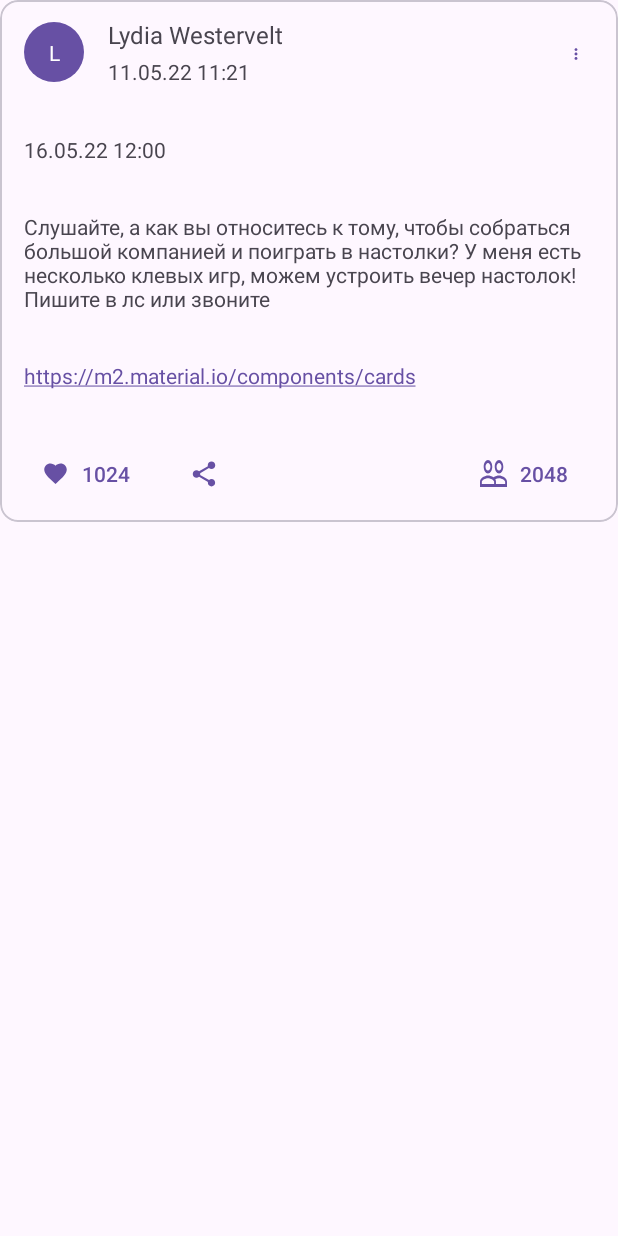
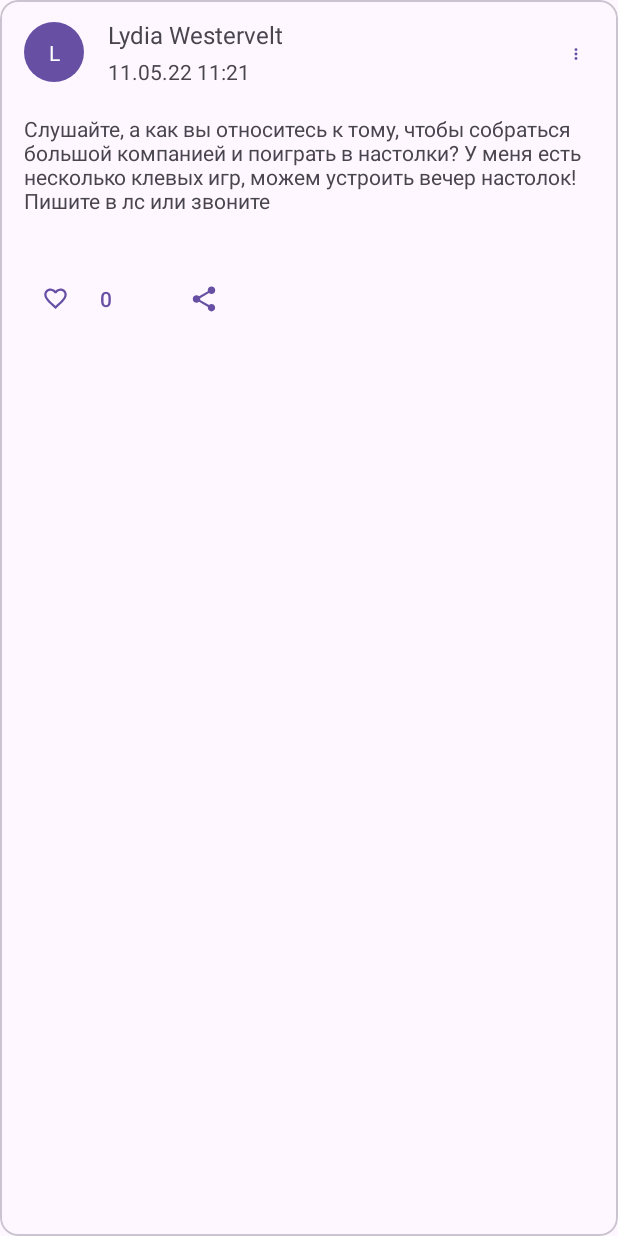
Before and after one commit to LebedevSergeyVach/EltexSocialMedia, an Android app: the screen it shows after launch (MainActivity), on a phone screen of 412 x 824 dp. Run offline under Robolectric (Android 15) with nearby library versions, the phone set to English and light mode, and no system bars.

Commit message:
Main: Add data.Post.kt & utils.ContextExtensions.kt & update MainActivity.kr (Realization ViewBinding)

```diff
--- a/app/src/main/java/com/eltex/androidschool/MainActivity.kt
+++ b/app/src/main/java/com/eltex/androidschool/MainActivity.kt
@@ -1,69 +1,80 @@
 package com.eltex.androidschool
 
+import android.annotation.SuppressLint
 import android.os.Bundle
-import android.util.TypedValue
-import android.view.Gravity
-import android.widget.TextView
 import androidx.activity.enableEdgeToEdge
 import androidx.appcompat.app.AppCompatActivity
 import androidx.core.view.ViewCompat
 import androidx.core.view.WindowInsetsCompat
 
+import com.eltex.androidschool.databinding.PostCardOption1Binding
+
+import com.eltex.androidschool.data.Post
+import com.eltex.androidschool.utils.toast
+
 class MainActivity : AppCompatActivity() {
-    private lateinit var author: TextView
-    private lateinit var avatar: TextView
-    private lateinit var dataPublication: TextView
-    private lateinit var optionConducting: TextView
-    private lateinit var dataEvent: TextView
-    private lateinit var content: TextView
-    private lateinit var link: TextView
-    private lateinit var like: TextView
-    private lateinit var peoples: TextView
-
     override fun onCreate(savedInstanceState: Bundle?) {
         super.onCreate(savedInstanceState)
         enableEdgeToEdge()
-        setContentView(R.layout.event_card_option_1)
-        ViewCompat.setOnApplyWindowInsetsListener(findViewById(R.id.main)) { v, insets ->
+
+        var post = Post(
+            content = getString(R.string.testContent),
+            author = getString(R.string.testAuthor),
+            published = getString(R.string.testPublished),
+        )
+
+        val binding = PostCardOption1Binding.inflate(layoutInflater)
+
+        setContentView(binding.root)
+
+        bindingPost(binding, post)
+
+        binding.like.setOnClickListener {
+            post = post.copy(likeByMe = !post.likeByMe)
+            bindingPost(binding, post)
+        }
+
+        applyInsets()
+    }
+
+    @SuppressLint("SetTextI18n")
+    private fun bindingPost(
+        binding: PostCardOption1Binding,
+        post: Post
+    ) {
+        binding.author.text = post.author
+        binding.content.text = post.content
+        binding.published.text = post.published
+        binding.initial.text = post.author.take(1)
+
+        binding.menu.setOnClickListener {
+            toast(R.string.not_implemented)
+        }
+
+        binding.share.setOnClickListener {
+            toast(R.string.not_implemented, false)
+        }
+
+        binding.like.setIconResource(
+            if (post.likeByMe) {
+                R.drawable.ic_favorite_24
+            } else {
+                R.drawable.ic_favorite_border_24
+            }
+        )
+        binding.like.text = if (post.likeByMe) {
+            1
+        } else {
+            0
+        }
+            .toString()
+    }
+
+    private fun applyInsets() {
+        ViewCompat.setOnApplyWindowInsetsListener(findViewById(android.R.id.content)) { v, insets ->
             val systemBars = insets.getInsets(WindowInsetsCompat.Type.systemBars())
             v.setPadding(systemBars.left, systemBars.top, systemBars.right, systemBars.bottom)
-            insets
+            WindowInsetsCompat.CONSUMED
         }
-
-        author = findViewById(R.id.author)
-        avatar = findViewById(R.id.authorInitials)
-        dataPublication = findViewById(R.id.dataPlacement)
-        optionConducting = findViewById(R.id.optionConducting)
-        dataEvent = findViewById(R.id.dataEvent)
-        content = findViewById(R.id.content)
-        link = findViewById(R.id.link)
-        like = findViewById(R.id.like)
-        peoples = findViewById(R.id.peoples)
-
-        textDisplayView(author, R.string.testAuthor)
-        textDisplayView(avatar, R.string.testAvatar)
-        textDisplayView(dataPublication, R.string.testDataPlacement)
-        textDisplayView(dataEvent, R.string.testDataEvent)
-        textDisplayView(content, R.string.testContent)
-        textDisplayView(link, R.string.testLink)
-        textDisplayView(like, R.string.testLike)
-        textDisplayView(peoples, R.string.testPeoples)
-    }
-
-
-    private fun textDisplayView(textView: TextView, stringIdText: Int) {
-        textView.text = getString(stringIdText)
-    }
-
-    private fun textDisplayView(
-        textView: TextView,
-        stringIdText: Int,
-        colorIdText: Int,
-        textSize: Int
-    ) {
-        textView.text = getString(stringIdText)
-        textView.setTextSize(TypedValue.COMPLEX_UNIT_SP, textSize.toFloat())
-        textView.setTextColor(resources.getColor(colorIdText))
-        textView.gravity = Gravity.CENTER
     }
 }
--- /dev/null
+++ b/app/src/main/java/com/eltex/androidschool/data/Post.kt
@@ -0,0 +1,9 @@
+package com.eltex.androidschool.data
+
+data class Post(
+    val id: Long = 0L,
+    val content: String = "",
+    val author: String = "",
+    val published: String = "",
+    val likeByMe: Boolean = false,
+)
--- a/app/src/main/res/drawable/ic_favorite_24.xml
+++ b/app/src/main/res/drawable/ic_favorite_24.xml
@@ -1,5 +1,11 @@
-<vector xmlns:android="http://schemas.android.com/apk/res/android" android:height="24dp" android:tint="#000000" android:viewportHeight="24" android:viewportWidth="24" android:width="24dp">
+<vector xmlns:android="http://schemas.android.com/apk/res/android"
+    android:width="24dp"
+    android:height="24dp"
+    android:tint="#000000"
+    android:viewportWidth="24"
+    android:viewportHeight="24">
 
-    <path android:fillColor="@android:color/white" android:pathData="M12,21.35l-1.45,-1.32C5.4,15.36 2,12.28 2,8.5 2,5.42 4.42,3 7.5,3c1.74,0 3.41,0.81 4.5,2.09C13.09,3.81 14.76,3 16.5,3 19.58,3 22,5.42 22,8.5c0,3.78 -3.4,6.86 -8.55,11.54L12,21.35z"/>
-
+    <path
+        android:fillColor="@android:color/white"
+        android:pathData="M12,21.35l-1.45,-1.32C5.4,15.36 2,12.28 2,8.5 2,5.42 4.42,3 7.5,3c1.74,0 3.41,0.81 4.5,2.09C13.09,3.81 14.76,3 16.5,3 19.58,3 22,5.42 22,8.5c0,3.78 -3.4,6.86 -8.55,11.54L12,21.35z" />
 </vector>
--- /dev/null
+++ b/app/src/main/res/drawable/ic_favorite_border_24.xml
@@ -0,0 +1,11 @@
+<vector xmlns:android="http://schemas.android.com/apk/res/android"
+    android:width="24dp"
+    android:height="24dp"
+    android:tint="#000000"
+    android:viewportWidth="24"
+    android:viewportHeight="24">
+
+    <path
+        android:fillColor="@android:color/white"
+        android:pathData="M16.5,3c-1.74,0 -3.41,0.81 -4.5,2.09C10.91,3.81 9.24,3 7.5,3 4.42,3 2,5.42 2,8.5c0,3.78 3.4,6.86 8.55,11.54L12,21.35l1.45,-1.32C18.6,15.36 22,12.28 22,8.5 22,5.42 19.58,3 16.5,3zM12.1,18.55l-0.1,0.1 -0.1,-0.1C7.14,14.24 4,11.39 4,8.5 4,6.5 5.5,5 7.5,5c1.54,0 3.04,0.99 3.57,2.36h1.87C13.46,5.99 14.96,5 16.5,5c2,0 3.5,1.5 3.5,3.5 0,2.89 -3.14,5.74 -7.9,10.05z" />
+</vector>
--- a/app/src/main/res/layout/event_card_option_1.xml
+++ b/app/src/main/res/layout/event_card_option_1.xml
@@ -2,14 +2,13 @@
 <com.google.android.material.card.MaterialCardView xmlns:android="http://schemas.android.com/apk/res/android"
     xmlns:app="http://schemas.android.com/apk/res-auto"
     xmlns:tools="http://schemas.android.com/tools"
+
     android:layout_width="match_parent"
     android:layout_height="wrap_content">
 
     <androidx.constraintlayout.widget.ConstraintLayout
-        android:id="@+id/main"
-
         android:layout_width="match_parent"
-        android:layout_height="match_parent"
+        android:layout_height="wrap_content"
 
         android:layout_marginStart="16dp"
         android:layout_marginTop="12dp"
@@ -27,12 +26,12 @@
             android:importantForAccessibility="no"
             android:src="@drawable/avatar_background"
 
-            app:layout_constraintBottom_toBottomOf="@id/dataPlacement"
+            app:layout_constraintBottom_toBottomOf="@id/published"
             app:layout_constraintStart_toStartOf="parent"
             app:layout_constraintTop_toTopOf="@+id/author" />
 
         <TextView
-            android:id="@+id/authorInitials"
+            android:id="@+id/initial"
 
             android:layout_width="wrap_content"
             android:layout_height="wrap_content"
@@ -58,7 +57,7 @@
 
             android:textSize="@dimen/size_title_sp"
 
-            app:layout_constraintBottom_toTopOf="@id/dataPlacement"
+            app:layout_constraintBottom_toTopOf="@id/published"
             app:layout_constraintEnd_toStartOf="@id/menu"
             app:layout_constraintStart_toEndOf="@id/avatar"
             app:layout_constraintTop_toTopOf="parent"
@@ -66,7 +65,7 @@
             tools:text="@tools:sample/lorem[20]" />
 
         <TextView
-            android:id="@+id/dataPlacement"
+            android:id="@+id/published"
 
             android:layout_width="0dp"
             android:layout_height="wrap_content"
@@ -83,7 +82,7 @@
             app:layout_constraintStart_toEndOf="@id/avatar"
             app:layout_constraintTop_toBottomOf="@id/author"
 
-            tools:text="@string/testDataPlacement" />
+            tools:text="@string/testPublished" />
 
         <com.google.android.material.button.MaterialButton
             android:id="@+id/menu"
@@ -106,7 +105,7 @@
             android:layout_width="wrap_content"
             android:layout_height="wrap_content"
             app:barrierDirection="bottom"
-            app:constraint_referenced_ids="avatar, author, dataPlacement, menu" />
+            app:constraint_referenced_ids="avatar, author, published, menu" />
 
         <TextView
             android:id="@+id/optionConducting"
--- a/app/src/main/res/layout/post_card_option_1.xml
+++ b/app/src/main/res/layout/post_card_option_1.xml
@@ -2,14 +2,13 @@
 <com.google.android.material.card.MaterialCardView xmlns:android="http://schemas.android.com/apk/res/android"
     xmlns:app="http://schemas.android.com/apk/res-auto"
     xmlns:tools="http://schemas.android.com/tools"
+
     android:layout_width="match_parent"
     android:layout_height="wrap_content">
 
     <androidx.constraintlayout.widget.ConstraintLayout
-        android:id="@+id/main"
-
         android:layout_width="match_parent"
-        android:layout_height="match_parent"
+        android:layout_height="wrap_content"
 
         android:layout_marginStart="16dp"
         android:layout_marginTop="12dp"
@@ -27,12 +26,12 @@
             android:importantForAccessibility="no"
             android:src="@drawable/avatar_background"
 
-            app:layout_constraintBottom_toBottomOf="@id/dataPlacement"
+            app:layout_constraintBottom_toBottomOf="@id/published"
             app:layout_constraintStart_toStartOf="parent"
             app:layout_constraintTop_toTopOf="@+id/author" />
 
         <TextView
-            android:id="@+id/authorInitials"
+            android:id="@+id/initial"
 
             android:layout_width="wrap_content"
             android:layout_height="wrap_content"
@@ -56,9 +55,9 @@
             android:ellipsize="end"
             android:maxLines="1"
 
-            android:textSize="16sp"
+            android:textSize="@dimen/size_title_sp"
 
-            app:layout_constraintBottom_toTopOf="@id/dataPlacement"
+            app:layout_constraintBottom_toTopOf="@id/published"
             app:layout_constraintEnd_toStartOf="@id/menu"
             app:layout_constraintStart_toEndOf="@id/avatar"
             app:layout_constraintTop_toTopOf="parent"
@@ -67,7 +66,7 @@
 
 
         <TextView
-            android:id="@+id/dataPlacement"
+            android:id="@+id/published"
 
             android:layout_width="0dp"
             android:layout_height="wrap_content"
@@ -77,25 +76,27 @@
             android:ellipsize="end"
 
             android:maxLines="1"
-            android:textSize="14sp"
+            android:textSize="@dimen/size_text_sp"
 
             app:layout_constraintBottom_toBottomOf="@id/avatar"
             app:layout_constraintEnd_toStartOf="@id/menu"
             app:layout_constraintStart_toEndOf="@id/avatar"
             app:layout_constraintTop_toBottomOf="@id/author"
 
-            tools:text="@string/testDataPlacement" />
+            tools:text="@string/testPublished" />
 
-        <ImageView
+        <com.google.android.material.button.MaterialButton
             android:id="@+id/menu"
 
-            android:layout_width="48dp"
-            android:layout_height="48dp"
+            style="@style/Widget.Material3.Button.IconButton"
+
+            android:layout_width="@dimen/menu_dp_size"
+            android:layout_height="@dimen/menu_dp_size"
 
             android:layout_marginEnd="4dp"
 
             android:importantForAccessibility="no"
-            android:src="@drawable/ic_more"
+            app:icon="@drawable/ic_more"
 
             app:layout_constraintEnd_toEndOf="parent"
             app:layout_constraintTop_toTopOf="parent" />
@@ -105,7 +106,7 @@
             android:layout_width="wrap_content"
             android:layout_height="wrap_content"
             app:barrierDirection="bottom"
-            app:constraint_referenced_ids="avatar, author, dataPlacement, menu" />
+            app:constraint_referenced_ids="avatar, author, published, menu" />
 
         <TextView
             android:id="@+id/content"
@@ -114,9 +115,9 @@
             android:layout_height="wrap_content"
 
             android:layout_marginTop="16dp"
-            android:layout_marginEnd="16dp"
+            android:layout_marginEnd="@dimen/indent_end"
 
-            android:textSize="14sp"
+            android:textSize="@dimen/size_text_sp"
 
             app:layout_constraintEnd_toEndOf="parent"
             app:layout_constraintStart_toStartOf="parent"
@@ -132,7 +133,7 @@
             android:layout_width="wrap_content"
             android:layout_height="wrap_content"
 
-            android:layout_marginTop="32dp"
+            android:layout_marginTop="@dimen/indentation_between_main_objects"
 
             app:icon="@drawable/ic_favorite_24"
 
--- a/app/src/main/res/values/strings.xml
+++ b/app/src/main/res/values/strings.xml
@@ -1,9 +1,12 @@
 <resources>
     <string name="app_name">Android School</string>
 
+    <string name="not_implemented">Not implemented</string>
+
+    <!-- Data for test -->
     <string name="testAuthor" translatable="false">Lydia Westervelt</string>
     <string name="testAvatar" translatable="false">L</string>
-    <string name="testDataPlacement" translatable="false">11.05.22 11:21</string>
+    <string name="testPublished" translatable="false">11.05.22 11:21</string>
     <string name="testOptionConducting" translatable="false">Offline</string>
     <string name="testDataEvent" translatable="false">16.05.22 12:00</string>
     <string name="testContent" translatable="false">
@@ -13,4 +16,6 @@
     <string name="testLink" translatable="false">https://m2.material.io/components/cards</string>
     <string name="testLike" translatable="false">1024</string>
     <string name="testPeoples" translatable="false">2048</string>
+    <!-- Data for test -->
+
 </resources>
--- a/gradle/libs.versions.toml
+++ b/gradle/libs.versions.toml
@@ -3,10 +3,12 @@ activityCompose = "1.9.3"
 agp = "8.7.2"
 androidxJunit = "1.1.3"
 appcompatVersion = "1.3.1"
+comGoogleAndroidMaterialMaterial = "1.12.0"
 constraintlayoutVersion = "2.2.0"
 coreKtxVersion = "1.6.0"
 espressoCoreVersion = "3.4.0"
 googleMaterial = "1.4.0"
+googleMaterialVersion = "1.5.0"
 kotlin = "1.9.0"
 coreKtx = "1.10.1"
 junit = "4.13.2"
@@ -34,6 +36,7 @@ androidx-material = { module = "androidx.compose.material:material", version.ref
 androidx-navigation-compose = { module = "androidx.navigation:navigation-compose", version.ref = "navigationCompose" }
 androidx-runtime-livedata = { module = "androidx.compose.runtime:runtime-livedata", version.ref = "runtimeLivedata" }
 androidx-ui = { module = "androidx.compose.ui:ui", version.ref = "uiToolingPreviewAndroid" }
+androidx-ui-test-junit4 = { module = "androidx.compose.ui:ui-test-junit4", version.ref = "uiToolingPreviewAndroid" }
 androidx-ui-tooling = { module = "androidx.compose.ui:ui-tooling", version.ref = "uiToolingPreviewAndroid" }
 androidx-ui-tooling-preview = { module = "androidx.compose.ui:ui-tooling-preview", version.ref = "uiToolingPreviewAndroid" }
 junit = { group = "junit", name = "junit", version.ref = "junit" }
@@ -45,7 +48,9 @@ androidx-activity = { group = "androidx.activity", name = "activity", version.re
 androidx-constraintlayout = { group = "androidx.constraintlayout", name = "constraintlayout", version.ref = "constraintlayout" }
 androidx-material3-android = { group = "androidx.compose.material3", name = "material3-android", version.ref = "material3Android" }
 androidx-ui-tooling-preview-android = { group = "androidx.compose.ui", name = "ui-tooling-preview-android", version.ref = "uiToolingPreviewAndroid" }
+material-v1120 = { module = "com.google.android.material:material", version.ref = "comGoogleAndroidMaterialMaterial" }
 material-v140 = { module = "com.google.android.material:material", version.ref = "googleMaterial" }
+material-v150 = { module = "com.google.android.material:material", version.ref = "googleMaterialVersion" }
 
 [plugins]
 android-application = { id = "com.android.application", version.ref = "agp" }
```
Also changed, not shown: app/build.gradle.kts (+6 -25 lines), app/src/main/java/com/eltex/androidschool/utils/ContextExtensions.kt (added, +20 -0 lines), 1 other file.
